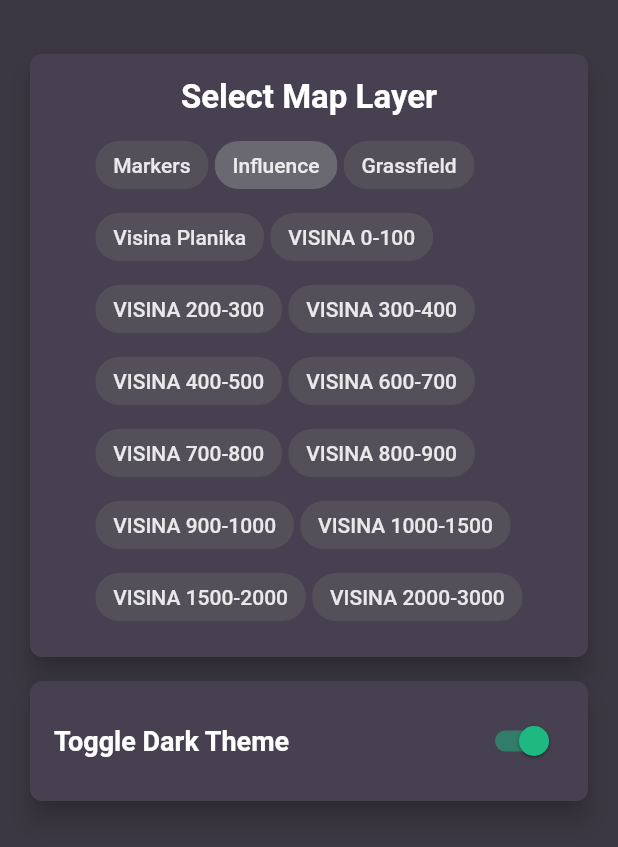
After one commit to zerodays/dragonhack-2019, a Flutter app: the screen it shows after launch, after a tap on the "settings" icon, on a phone screen of 412 x 824 dp. The commit adds this screen. Shown: the top 847 px of the screen. Run offline on Flutter 3.47's test engine with Material 2 defaults, Android fonts, the phone set to English and light mode, and no system bars; our stand-ins replace cached_network_image, camera, charts_flutter, dio, flutter_map, latlong and 1 more; network calls fail.

Commit message:
settings

```diff
--- a/app/lib/main.dart
+++ b/app/lib/main.dart
@@ -18,13 +18,25 @@ Future<void> main() async {
   runApp(MyApp());
 }
 
-class MyApp extends StatelessWidget {
+
+// @Matej ne me ubit, to je zato da lahko dark temo spreminjamo brez restartanja appa.
+MyAppState myAppState;
+
+class MyApp extends StatefulWidget {
   // This widget is the root of your application.
 
   @override
+  MyAppState createState() {
+    myAppState = MyAppState();
+    return myAppState;
+  }
+}
+
+class MyAppState extends State<MyApp> {
+  bool dark = true;
+
+  @override
   Widget build(BuildContext context) {
-    bool dark = true;
-
     return MaterialApp(
       title: 'DragonHack 2019',
       theme: dark
--- a/app/lib/main_page.dart
+++ b/app/lib/main_page.dart
@@ -46,14 +46,11 @@ class _MyHomePageState extends State<MyHomePage> {
             height: MediaQuery.of(context).size.height,
             child: MapWidget(currentOverlayOption),
           ),
-          Align(
-            alignment: Alignment.bottomCenter,
-            child: CustomBottomBar()
-          ),
+          Align(alignment: Alignment.bottomCenter, child: CustomBottomBar()),
           Align(
             alignment: Alignment.bottomCenter,
             child: Padding(
-              padding: EdgeInsets.only(bottom: appBarHeight/2),
+              padding: EdgeInsets.only(bottom: appBarHeight / 2),
               child: FloatingActionButton(
                 child: const Icon(Icons.camera, color: Colors.white),
                 onPressed: () {
@@ -67,11 +64,14 @@ class _MyHomePageState extends State<MyHomePage> {
           ),
           Align(
             alignment: Alignment.topCenter,
-            child: CustomAppBar(overlayOptions: overlayOptions, callback: (int newOption) async {
-              setState(() {
-                currentOverlayOption = newOption;
-              });
-            }),
+            child: CustomAppBar(
+                overlayOptions: overlayOptions,
+                callback: (int newOption) async {
+                  setState(() {
+                    currentOverlayOption = newOption;
+                  });
+                },
+                selected: currentOverlayOption),
           )
         ],
       ),
--- /dev/null
+++ b/app/lib/settings_page.dart
@@ -0,0 +1,101 @@
+import 'package:dragonhack_2019/main.dart';
+import 'package:flutter/material.dart';
+
+class SettingsPage extends StatefulWidget {
+  final List<String> overlayOptions;
+  final Function callback;
+  final int selected;
+
+  SettingsPage(this.overlayOptions, this.callback, this.selected);
+
+  @override
+  State<StatefulWidget> createState() => SettingsPageState(selected);
+}
+
+class SettingsPageState extends State<SettingsPage> {
+  int selected;
+
+  SettingsPageState(this.selected);
+
+  @override
+  Widget build(BuildContext context) {
+    List<Widget> options = [];
+
+    for (int i = 0; i < widget.overlayOptions.length; ++i) {
+      options.add(Padding(
+        padding: const EdgeInsets.symmetric(horizontal: 2.0),
+        child: ChoiceChip(
+          onSelected: (selected) {
+            if (selected) {
+              setState(() {
+                this.selected = i;
+              });
+              widget.callback(i);
+            }
+          },
+          label: Text(widget.overlayOptions[i]),
+          selected: i == this.selected,
+        ),
+      ));
+    }
+
+    return Scaffold(
+        body: Column(
+      crossAxisAlignment: CrossAxisAlignment.stretch,
+      children: <Widget>[
+        Padding(
+            padding: const EdgeInsets.fromLTRB(16.0, 32.0, 16.0, 0.0),
+            child: Card(
+              elevation:
+                  Theme.of(context).brightness == Brightness.dark ? 7 : 3.0,
+              shape: RoundedRectangleBorder(
+                  borderRadius: BorderRadius.circular(8.0)),
+              child: Padding(
+                padding: const EdgeInsets.all(16.0),
+                child: Column(children: [
+                  Padding(
+                    padding: const EdgeInsets.fromLTRB(0.0, 0.0, 0.0, 8.0),
+                    child: Text(
+                      'Select Map Layer',
+                      style: TextStyle(
+                          fontSize: 22.0, fontWeight: FontWeight.w600),
+                    ),
+                  ),
+                  Wrap(
+                    children: options,
+                  )
+                ]),
+              ),
+            )),
+        Padding(
+            padding: const EdgeInsets.fromLTRB(16.0, 8.0, 16.0, 0.0),
+            child: Card(
+                elevation:
+                    Theme.of(context).brightness == Brightness.dark ? 7 : 3.0,
+                shape: RoundedRectangleBorder(
+                    borderRadius: BorderRadius.circular(8.0)),
+                child: Padding(
+                    padding: const EdgeInsets.all(16.0),
+                    child: Row(
+                      mainAxisSize: MainAxisSize.max,
+                      mainAxisAlignment: MainAxisAlignment.spaceBetween,
+                      children: <Widget>[
+                        Text(
+                          'Toggle Dark Theme',
+                          style: TextStyle(
+                              fontSize: 18.0, fontWeight: FontWeight.w600),
+                        ),
+                        Switch(
+                          value: myAppState.dark,
+                          onChanged: (value) {
+                            myAppState.setState(() {
+                              myAppState.dark = value;
+                            });
+                          },
+                        ),
+                      ],
+                    ))))
+      ],
+    ));
+  }
+}
```
Also changed, not shown: app/lib/widgets/appbar.dart (+11 -18 lines).
